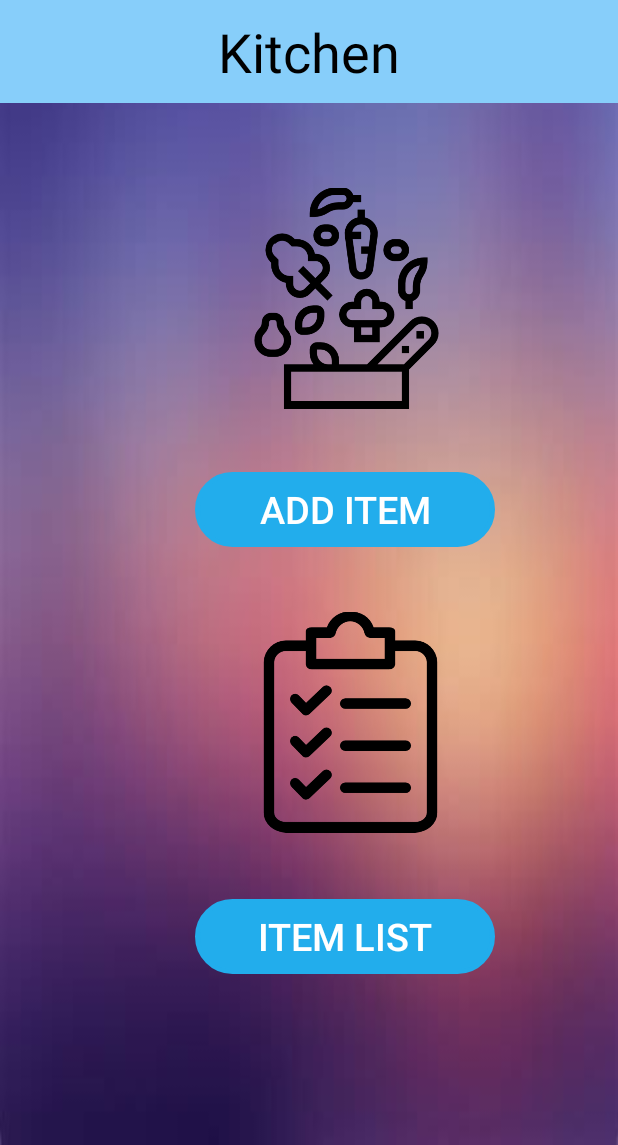
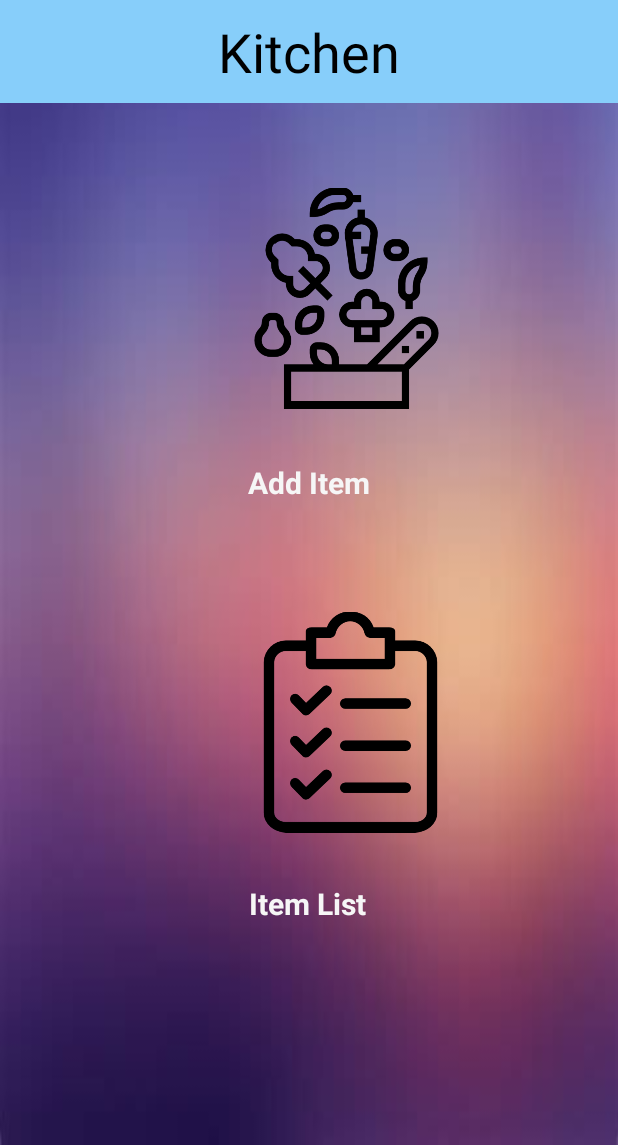
Before and after one commit to wota-n/BayviewHotel, an Android app: the KitchenPortal screen opened directly, with no data from a screen before it, on a phone screen of 412 x 824 dp, the part 91-1236 px from its top. Run offline under Robolectric (Android 15) with nearby library versions, the phone set to English and light mode, and no system bars.

Commit message:
More minor changes

```diff
--- a/app/src/main/res/layout/activity_kitchen_portal.xml
+++ b/app/src/main/res/layout/activity_kitchen_portal.xml
@@ -49,23 +49,20 @@
         app:layout_constraintTop_toBottomOf="@+id/kitchen"
         app:layout_constraintVertical_bias="0.102" />
 
-    <Button
-        android:id="@+id/button1"
-        android:layout_width="200dp"
-        android:layout_height="50dp"
-        android:layout_marginStart="100dp"
-        android:layout_marginLeft="100dp"
-        android:text="@string/button1"
-        android:background="@drawable/custom_rounded_corners"
-        android:textColor="#ffff"
-        android:backgroundTint="@color/colorAccent"
-        android:textSize="25sp"
+
+    <TextView
+        android:id="@+id/additemlabel"
+        android:layout_width="wrap_content"
+        android:layout_height="wrap_content"
+        android:text="Add Item"
+        android:textColor="#F6F6F6"
+        android:textSize="20sp"
+        android:textStyle="bold"
         app:layout_constraintBottom_toBottomOf="parent"
         app:layout_constraintEnd_toEndOf="parent"
-        app:layout_constraintHorizontal_bias="0.27"
         app:layout_constraintStart_toStartOf="parent"
         app:layout_constraintTop_toBottomOf="@+id/additem"
-        app:layout_constraintVertical_bias="0.095" />
+        app:layout_constraintVertical_bias="0.076" />
 
     <ImageView
         android:id="@+id/itemlist"
@@ -80,21 +77,19 @@
         app:layout_constraintTop_toBottomOf="@+id/kitchen"
         app:layout_constraintVertical_bias="0.619" />
 
-    <Button
-        android:id="@+id/button2"
-        android:layout_width="200dp"
-        android:layout_height="50dp"
-        android:layout_marginStart="100dp"
-        android:layout_marginLeft="100dp"
-        android:layout_marginTop="44dp"
-        android:text="@string/button2"
-        android:background="@drawable/custom_rounded_corners"
-        android:textColor="#ffff"
-        android:backgroundTint="@color/colorAccent"
-        android:textSize="25sp"
+    <TextView
+        android:id="@+id/itemlistlabe"
+        android:layout_width="wrap_content"
+        android:layout_height="wrap_content"
+        android:text="Item List"
+        android:textColor="#F6F6F6"
+        android:textSize="20sp"
+        android:textStyle="bold"
+        app:layout_constraintBottom_toBottomOf="parent"
         app:layout_constraintEnd_toEndOf="parent"
-        app:layout_constraintHorizontal_bias="0.27"
+        app:layout_constraintHorizontal_bias="0.498"
         app:layout_constraintStart_toStartOf="parent"
-        app:layout_constraintTop_toBottomOf="@+id/itemlist" />
+        app:layout_constraintTop_toBottomOf="@+id/itemlist"
+        app:layout_constraintVertical_bias="0.184" />
 
 </androidx.constraintlayout.widget.ConstraintLayout>
```
